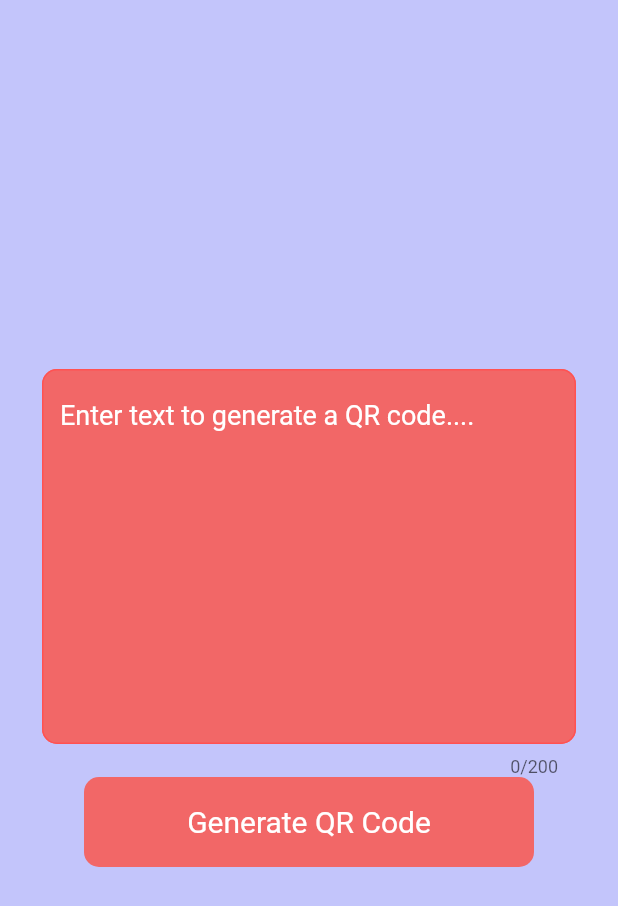
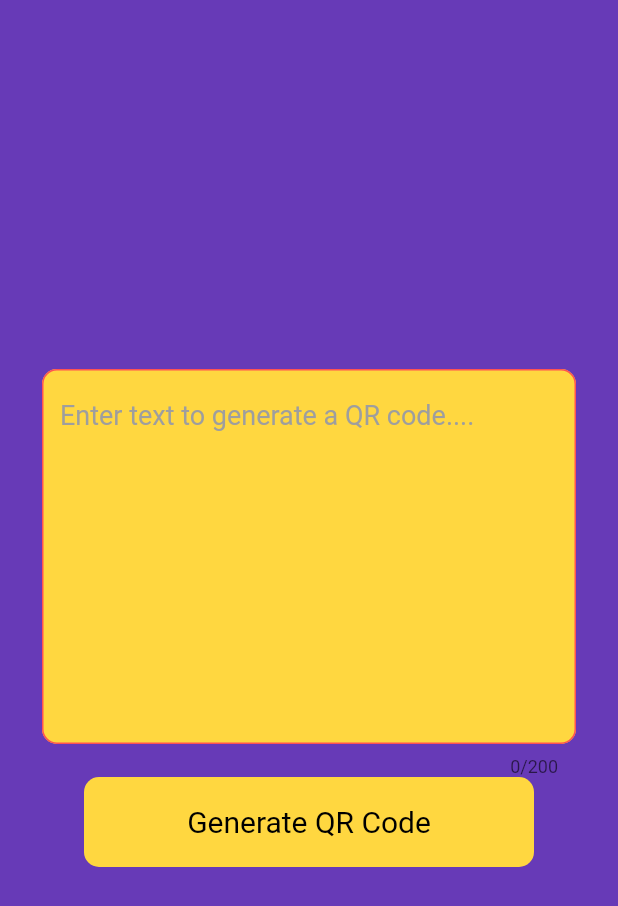
Before and after one commit to HamidFaramarz/QR-code-scanner, a Flutter app: the screen it shows after launch, after a tap on "Generate QR Code", on a phone screen of 412 x 824 dp. Shown: the top 906 px of the screen. Run offline on Flutter 3.47's test engine with Material 2 defaults, Android fonts, the phone set to English and light mode, and no system bars; our stand-ins replace qr_flutter, share; missing offline and left inert: flutter_barcode_scanner.

Commit message:
second commit

```diff
--- a/lib/create.dart
+++ b/lib/create.dart
@@ -1,16 +1,5 @@
-import 'dart:ffi';
-
 import 'package:flutter/material.dart';
-import 'package:flutter/cupertino.dart';
-import 'dart:io';
-import 'dart:typed_data';
-import 'package:share/share.dart';
-import 'package:flutter/material.dart';
-import 'package:flutter/rendering.dart';
-import 'package:qr_flutter/qr_flutter.dart';
-import 'dart:ui' as ui;
-import 'package:path_provider/path_provider.dart';
-import 'extra.dart';
+import 'generateCode.dart';
 
 class CreateQRCode extends StatefulWidget {
   const CreateQRCode({super.key});
@@ -20,12 +9,12 @@ class CreateQRCode extends StatefulWidget {
 }
 
 class _CreateQRCodeState extends State<CreateQRCode> {
-  final TextEditingController TextQRCode12 = TextEditingController();
+  final TextEditingController textQRCode12 = TextEditingController();
 
   @override
   Widget build(BuildContext context) {
     return Scaffold(
-      backgroundColor: Color.fromARGB(98, 98, 105, 245),
+      backgroundColor: Colors.deepPurple,
       body: Center(
         child: Padding(
           padding: const EdgeInsets.only(left: 28, right: 28),
@@ -34,20 +23,20 @@ class _CreateQRCodeState extends State<CreateQRCode> {
             crossAxisAlignment: CrossAxisAlignment.center,
             children: [
               TextFormField(
-                controller: TextQRCode12,
-                style: TextStyle(color: Colors.white, fontSize: 18),
+                controller: textQRCode12,
+                style: const TextStyle(color: Colors.black, fontSize: 18),
                 maxLines: 10,
                 maxLength: 200,
                 decoration: InputDecoration(
-                  fillColor: Color.fromARGB(255, 242, 103, 103),
+                  fillColor: Colors.amberAccent,
                   filled: true,
                   hintText: "Enter text to generate a QR code....",
-                  hintStyle: TextStyle(color: Colors.white, fontSize: 18),
+                  hintStyle: const TextStyle(color: Colors.grey, fontSize: 18),
                   enabledBorder: OutlineInputBorder(
                       borderRadius: BorderRadius.circular(10),
-                      borderSide: BorderSide(color: Colors.redAccent)),
-                  focusedBorder: OutlineInputBorder(
-                    borderSide: BorderSide(color: Colors.red),
+                      borderSide: const BorderSide(color: Colors.redAccent)),
+                  focusedBorder: const OutlineInputBorder(
+                    borderSide: BorderSide(color: Colors.deepPurple),
                   ),
                 ),
               ),
@@ -55,20 +44,21 @@ class _CreateQRCodeState extends State<CreateQRCode> {
                 onTap: () {
                   Navigator.of(context).push(MaterialPageRoute(
                     builder: (BuildContext context) =>
-                        Extra(textQrCode12: TextQRCode12.text.trim()),
+                        Extra(textQrCode12: textQRCode12.text.trim()),
                   ));
                 },
                 child: Container(
                   height: 60,
                   width: 300,
-                  child: Center(
+                  // ignore: sort_child_properties_last
+                  child: const Center(
                     child: Text(
                       "Generate QR Code",
-                      style: TextStyle(fontSize: 20, color: Colors.white),
+                      style: TextStyle(fontSize: 20, color: Colors.black),
                     ),
                   ),
                   decoration: BoxDecoration(
-                      color: Color.fromARGB(255, 242, 103, 103),
+                      color: Colors.amberAccent,
                       borderRadius: BorderRadius.circular(10)),
                 ),
               ),
--- a/lib/extra.dart
+++ b/lib/generateCode.dart
@@ -1,6 +1,3 @@
-import 'package:flutter/material.dart';
-import 'package:flutter/src/widgets/container.dart';
-import 'package:flutter/src/widgets/framework.dart';
 import 'package:flutter/material.dart';
 import 'dart:io';
 import 'dart:typed_data';
@@ -39,7 +36,7 @@ class _ExtraState extends State<Extra> {
         title: const Text("Create Qr code scrren"),
         centerTitle: true,
         elevation: 0.0,
-        backgroundColor: Color.fromARGB(255, 5, 42, 110),
+        backgroundColor: Colors.deepPurple,
       ),
       body: Padding(
         padding: const EdgeInsets.only(left: 15, right: 15),
@@ -69,7 +66,7 @@ class _ExtraState extends State<Extra> {
               child: Container(
                 height: 50,
                 decoration: BoxDecoration(
-                    border: Border.all(color: Colors.red, width: 4)),
+                    border: Border.all(color: Colors.deepPurple, width: 4)),
                 child: Center(
                   child: Row(
                     mainAxisAlignment: MainAxisAlignment.center,
--- a/lib/main.dart
+++ b/lib/main.dart
@@ -1,8 +1,5 @@
-import 'package:flutter/material.dart';
 import 'package:flutter/material.dart';
 import 'package:flutter/services.dart';
-import 'package:flutter/src/widgets/container.dart';
-import 'package:flutter/src/widgets/framework.dart';
 import 'package:flutter_barcode_scanner/flutter_barcode_scanner.dart';
 
 import 'create.dart';
@@ -36,27 +33,28 @@ class Home extends StatefulWidget {
 }
 
 class _HomeState extends State<Home> {
-  String TextGenerateQRScan = "";
+  String textGenerateQRScan = "";
 
   Future<void> qrScannner() async {
     setState(() {});
     try {
-      TextGenerateQRScan = "";
+      textGenerateQRScan = "";
       final qrcode12 = await FlutterBarcodeScanner.scanBarcode(
           "#ff6666", "cancel", true, ScanMode.QR);
       if (qrcode12 != "-1" && qrcode12.isNotEmpty) {
-        TextGenerateQRScan = qrcode12;
+        textGenerateQRScan = qrcode12;
         setState(() {});
       }
     } catch (e) {
-      print(e);
+      //
     }
   }
 
   @override
   Widget build(BuildContext context) {
     return Scaffold(
-      backgroundColor: Color.fromARGB(98, 98, 105, 245),
+      //backgroundColor: Color.fromARGB(98, 98, 105, 245),
+      backgroundColor: Colors.deepPurple,
       body: Center(
         child: Column(
           //mainAxisAlignment: MainAxisAlignment.center,
@@ -72,17 +70,16 @@ class _HomeState extends State<Home> {
             GestureDetector(
               onTap: () => qrScannner(),
               child: Container(
-                //color: Colors.amber,
-                child: Center(
-                    child: Text(
-                  "Scan Qr/Bar Code",
-                  style: TextStyle(fontSize: 20, color: Colors.white),
-                )),
                 height: 60,
                 width: 300,
                 decoration: BoxDecoration(
-                    color: Color.fromARGB(255, 242, 103, 103),
+                    color: Colors.amberAccent,
                     borderRadius: BorderRadius.circular(10)),
+                child: const Center(
+                    child: Text(
+                  "Scan Qr/Bar Code",
+                  style: TextStyle(fontSize: 20, color: Colors.black),
+                )),
               ),
             ),
             const SizedBox(
@@ -93,49 +90,50 @@ class _HomeState extends State<Home> {
                 Navigator.push(
                     context,
                     MaterialPageRoute(
-                      builder: (context) => CreateQRCode(),
+                      builder: (context) => const CreateQRCode(),
                     ));
               },
               child: Container(
-                child: Center(
-                  child: Text(
-                    "Generate QR Code",
-                    style: TextStyle(fontSize: 20, color: Colors.white),
-                  ),
-                ),
                 height: 60,
                 width: 300,
                 decoration: BoxDecoration(
-                    color: Color.fromARGB(255, 242, 103, 103),
+                    color: Colors.amberAccent,
                     borderRadius: BorderRadius.circular(10)),
+                child: const Center(
+                  child: Text(
+                    "Generate QR Code",
+                    style: TextStyle(fontSize: 20, color: Colors.black),
+                  ),
+                ),
               ),
             ),
             const SizedBox(
               height: 25,
             ),
-            if (TextGenerateQRScan.isNotEmpty)
+            if (textGenerateQRScan.isNotEmpty)
               Padding(
                 padding: const EdgeInsets.all(15.0),
                 child: Container(
                   decoration: BoxDecoration(
                       borderRadius: BorderRadius.circular(10),
                       border: Border.all(
-                          width: 3, color: Color.fromARGB(255, 73, 236, 236))),
+                          width: 3,
+                          color: const Color.fromARGB(255, 73, 236, 236))),
                   child: Padding(
                     padding: const EdgeInsets.only(left: 25, right: 25),
                     child: Column(
                       children: [
                         SelectableText(
-                          TextGenerateQRScan,
+                          textGenerateQRScan,
                           style: const TextStyle(
                               fontSize: 16, color: Colors.white),
                         ),
                         ElevatedButton(
                             onPressed: () {
                               Clipboard.setData(
-                                  ClipboardData(text: TextGenerateQRScan));
+                                  ClipboardData(text: textGenerateQRScan));
                             },
-                            child: Text("Copy Link")),
+                            child: const Text("Copy Link")),
                       ],
                     ),
                   ),
```
Also changed, not shown: pubspec.yaml (+9 -1 lines), assets/logo.jpeg (added), pubspec.lock, 7 other files.
